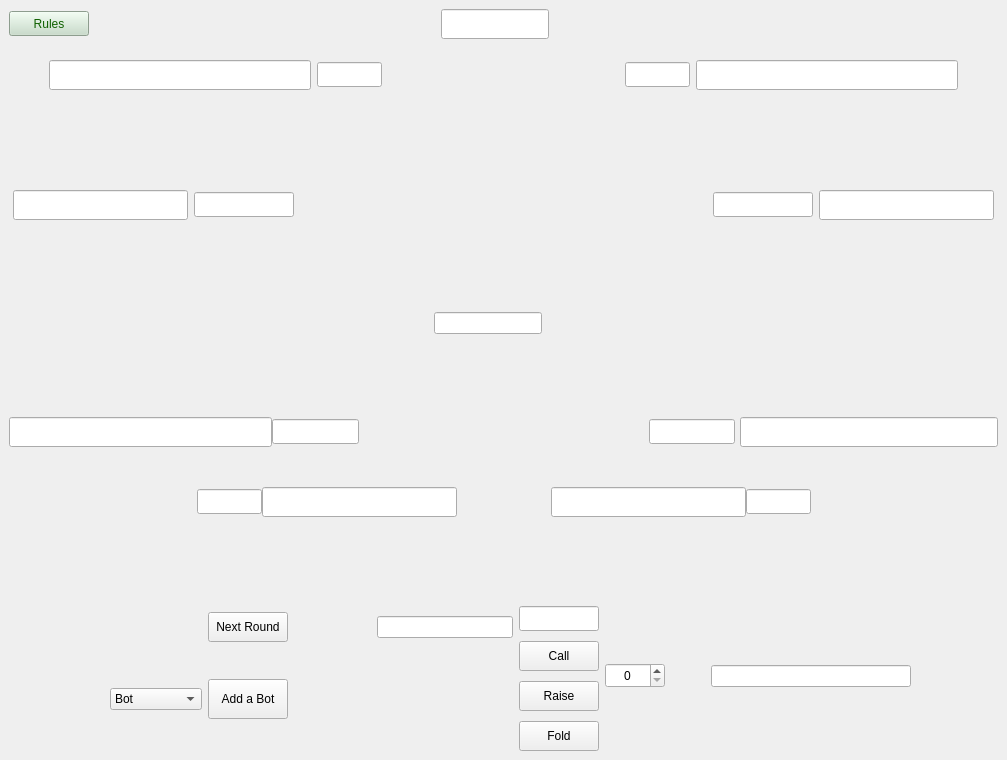
The window that Poker/Visuals/Gamewindow/gamewindow.ui (Cenzito/Poker) describes before a commit, drawn with Qt 5.
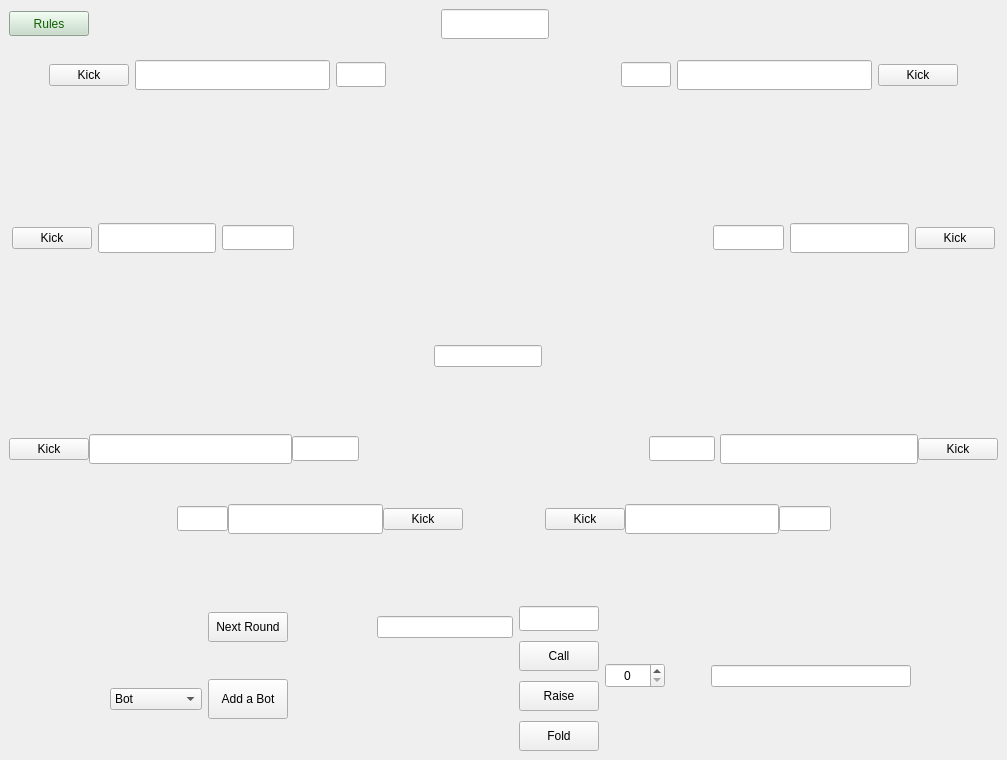
The same window after the commit. Icons and pictures are not drawn.

Commit message: Added Kick buttons to all players

The edit to the form file:
```diff
--- a/Poker/Visuals/Gamewindow/gamewindow.ui
+++ b/Poker/Visuals/Gamewindow/gamewindow.ui
@@ -178,7 +178,7 @@
       <property name="sizeHint" stdset="0">
        <size>
         <width>20</width>
-        <height>90</height>
+        <height>40</height>
        </size>
       </property>
      </spacer>
@@ -191,13 +191,13 @@
       <property name="sizeHint" stdset="0">
        <size>
         <width>20</width>
-        <height>90</height>
+        <height>40</height>
        </size>
       </property>
      </spacer>
     </item>
     <item row="1" column="0" colspan="3">
-     <layout class="QHBoxLayout" name="horizontalLayout_2" stretch="0,8,2,0,0,1,0,0,2,8,0">
+     <layout class="QHBoxLayout" name="horizontalLayout_2" stretch="0,0,8,2,0,0,1,0,0,2,8,0,0">
       <property name="sizeConstraint">
        <enum>QLayout::SetMinimumSize</enum>
       </property>
@@ -214,6 +214,13 @@
         </property>
        </spacer>
       </item>
+      <item>
+       <widget class="QPushButton" name="kick_1">
+        <property name="text">
+         <string>Kick</string>
+        </property>
+       </widget>
+      </item>
       <item>
        <widget class="QLineEdit" name="line_player1">
         <property name="sizePolicy">
@@ -419,6 +426,13 @@
         </property>
        </widget>
       </item>
+      <item>
+       <widget class="QPushButton" name="kick_2">
+        <property name="text">
+         <string>Kick</string>
+        </property>
+       </widget>
+      </item>
       <item>
        <spacer name="horizontalSpacer_17">
         <property name="orientation">
@@ -456,7 +470,7 @@
        <number>10</number>
       </property>
       <item row="1" column="3">
-       <layout class="QHBoxLayout" name="horizontalLayout_9" stretch="1,6,2,0,0,3">
+       <layout class="QHBoxLayout" name="horizontalLayout_9" stretch="1,0,6,2,0,0,3">
         <item>
          <spacer name="horizontalSpacer_7">
           <property name="orientation">
@@ -470,6 +484,13 @@
           </property>
          </spacer>
         </item>
+        <item>
+         <widget class="QPushButton" name="kick_5">
+          <property name="text">
+           <string>Kick</string>
+          </property>
+         </widget>
+        </item>
         <item>
          <widget class="QLineEdit" name="line_player5">
           <property name="sizePolicy">
@@ -580,7 +601,7 @@
        </layout>
       </item>
       <item row="1" column="1">
-       <layout class="QHBoxLayout" name="horizontalLayout_7" stretch="3,0,0,2,6,1">
+       <layout class="QHBoxLayout" name="horizontalLayout_7" stretch="3,0,0,2,6,0,1">
         <item>
          <spacer name="horizontalSpacer_8">
           <property name="orientation">
@@ -688,6 +709,13 @@
           </property>
          </widget>
         </item>
+        <item>
+         <widget class="QPushButton" name="kick_6">
+          <property name="text">
+           <string>Kick</string>
+          </property>
+         </widget>
+        </item>
         <item>
          <spacer name="horizontalSpacer_6">
           <property name="orientation">
@@ -704,7 +732,7 @@
        </layout>
       </item>
       <item row="0" column="3">
-       <layout class="QHBoxLayout" name="horizontalLayout_6" stretch="0,0,0,2,0,6">
+       <layout class="QHBoxLayout" name="horizontalLayout_6" stretch="0,0,0,2,0,6,0">
         <item>
          <spacer name="horizontalSpacer_5">
           <property name="orientation">
@@ -828,13 +856,27 @@
           </property>
          </widget>
         </item>
+        <item>
+         <widget class="QPushButton" name="kick_4">
+          <property name="text">
+           <string>Kick</string>
+          </property>
+         </widget>
+        </item>
        </layout>
       </item>
       <item row="0" column="1">
-       <layout class="QHBoxLayout" name="horizontalLayout_5" stretch="6,2,0,0,0">
+       <layout class="QHBoxLayout" name="horizontalLayout_5" stretch="0,6,2,0,0,0">
         <property name="leftMargin">
          <number>0</number>
         </property>
+        <item>
+         <widget class="QPushButton" name="kick_7">
+          <property name="text">
+           <string>Kick</string>
+          </property>
+         </widget>
+        </item>
         <item>
          <widget class="QLineEdit" name="line_player7">
           <property name="sizePolicy">
@@ -1047,7 +1089,7 @@
          </layout>
         </item>
         <item row="1" column="0">
-         <layout class="QHBoxLayout" name="horizontalLayout_15" stretch="1,40">
+         <layout class="QHBoxLayout" name="horizontalLayout_15" stretch="1,0,40">
           <item>
            <spacer name="horizontalSpacer_19">
             <property name="orientation">
@@ -1061,6 +1103,13 @@
             </property>
            </spacer>
           </item>
+          <item>
+           <widget class="QPushButton" name="kick_8">
+            <property name="text">
+             <string>Kick</string>
+            </property>
+           </widget>
+          </item>
           <item>
            <widget class="QLineEdit" name="line_player8">
             <property name="minimumSize">
@@ -1313,7 +1362,7 @@
          </layout>
         </item>
         <item row="1" column="1">
-         <layout class="QHBoxLayout" name="horizontalLayout_16" stretch="40,1">
+         <layout class="QHBoxLayout" name="horizontalLayout_16" stretch="40,0,1">
           <item>
            <widget class="QLineEdit" name="line_player3">
             <property name="minimumSize">
@@ -1336,6 +1385,13 @@
             </property>
            </widget>
           </item>
+          <item>
+           <widget class="QPushButton" name="kick_3">
+            <property name="text">
+             <string>Kick</string>
+            </property>
+           </widget>
+          </item>
           <item>
            <spacer name="horizontalSpacer_20">
             <property name="orientation">
```
The commit also changes 2 other files.
